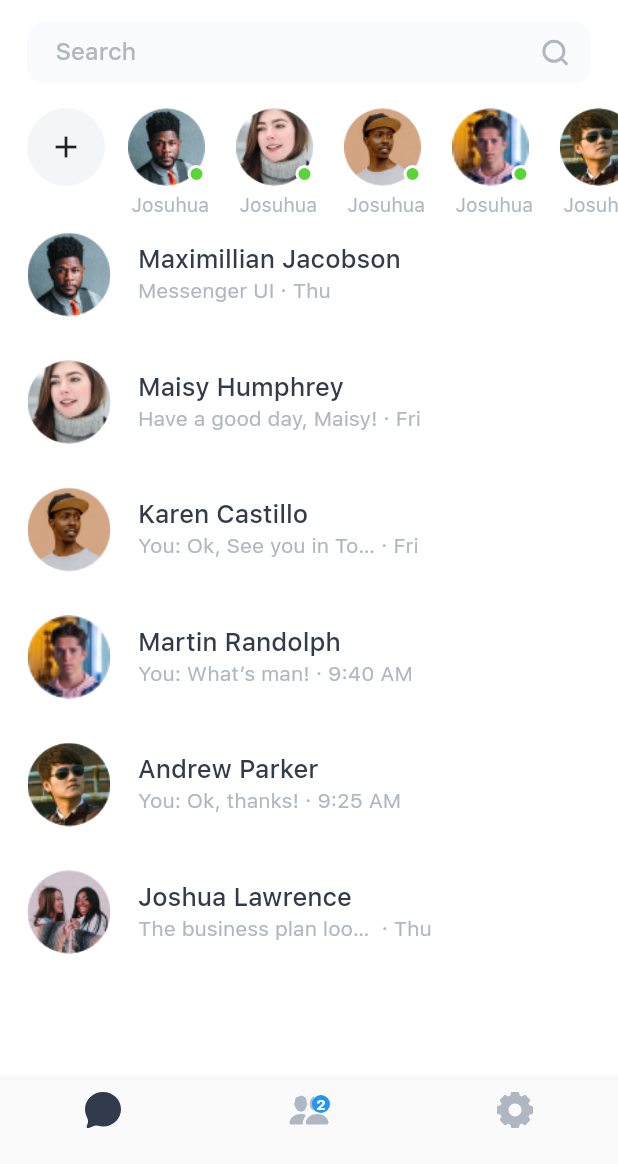
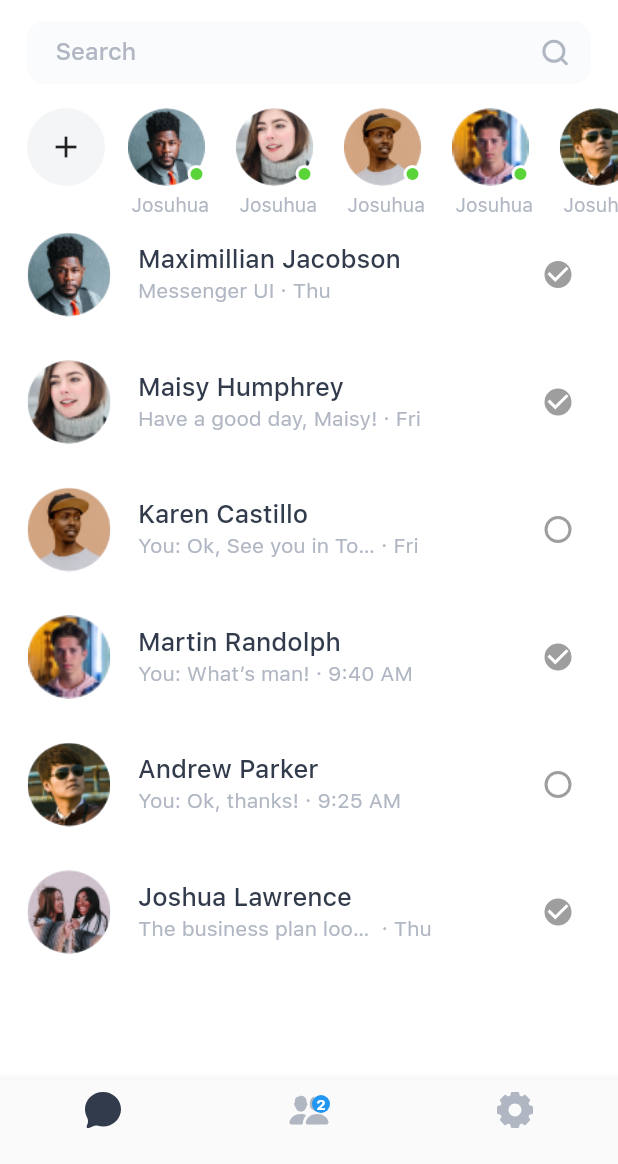
Before and after one commit to grey122/chat_mobile, a Flutter app: the screen it shows after launch, on a phone screen of 412 x 824 dp, the part 72-1236 px from its top. Run offline on Flutter 3.47's test engine with Material 2 defaults, Android fonts, the phone set to English and light mode, and no system bars; drawn by our look-alikes of flutter_slidable; our stand-ins replace flutter_svg, hive, hive_flutter; accounts and stored records are empty.

Commit message:
feat: list slide

```diff
--- a/lib/chats.dart
+++ b/lib/chats.dart
@@ -152,29 +152,98 @@ class _ChatsState extends State<Chats> {
                     return Slidable(
                       key: ValueKey(index),
                       // The start action pane is the one at the left or the top side.
-                      startActionPane: ActionPane(
+                      startActionPane: const ActionPane(
                         // A motion is a widget used to control how the pane animates.
-                        motion: const ScrollMotion(),
+                        motion: ScrollMotion(),
 
                         // A pane can dismiss the Slidable.
-                        dismissible: DismissiblePane(onDismissed: () {}),
+                        // dismissible: DismissiblePane(onDismissed: () {}),
 
                         // All actions are defined in the children parameter.
                         children: [
+                          Padding(
+                            padding: EdgeInsets.symmetric(horizontal: 20),
+                            child: CircleAvatar(
+                              radius: 20,
+                              backgroundColor: ColorsConst.iconConvocolor,
+                              child: Padding(
+                                padding: EdgeInsets.all(4.0),
+                                child: SvgIcon(
+                                  AssetsIcons.camera,
+                                  color: Colors.white,
+                                ),
+                              ),
+                            ),
+                          ),
+
+                          Padding(
+                            padding: EdgeInsets.only(right: 20),
+                            child: CircleAvatar(
+                              radius: 20,
+                              backgroundColor: ColorsConst.greyContainer,
+                              child: Padding(
+                                padding: EdgeInsets.all(4.0),
+                                child: SvgIcon(AssetsIcons.phone),
+                              ),
+                            ),
+                          ),
+                          Padding(
+                            padding: EdgeInsets.only(right: 1),
+                            child: CircleAvatar(
+                              radius: 20,
+                              backgroundColor: ColorsConst.greyContainer,
+                              child: Padding(
+                                padding: EdgeInsets.all(4.0),
+                                child: SvgIcon(AssetsIcons.video),
+                              ),
+                            ),
+                          ),
+
                           // A SlidableAction can have an icon and/or a label.
-                          SlidableAction(
-                            onPressed: (_) {},
-                            backgroundColor: const Color(0xFFFE4A49),
-                            foregroundColor: Colors.white,
-                            icon: Icons.delete,
-                            label: 'Delete',
+                        ],
+                      ),
+
+                      endActionPane: const ActionPane(
+                        motion: ScrollMotion(),
+                        children: [
+                          Padding(
+                            padding: EdgeInsets.symmetric(horizontal: 20),
+                            child: CircleAvatar(
+                              radius: 20,
+                              backgroundColor: ColorsConst.greyContainer,
+                              child: Padding(
+                                padding: EdgeInsets.all(4.0),
+                                child: SvgIcon(
+                                  AssetsIcons.home,
+                                  // color: ColorsConst.iconConvocolor,
+                                ),
+                              ),
+                            ),
                           ),
-                          SlidableAction(
-                            onPressed: (_) {},
-                            backgroundColor: const Color(0xFF21B7CA),
-                            foregroundColor: Colors.white,
-                            icon: Icons.share,
-                            label: 'Share',
+                          Padding(
+                            padding: EdgeInsets.only(right: 20),
+                            child: CircleAvatar(
+                              radius: 20,
+                              backgroundColor: ColorsConst.greyContainer,
+                              child: Padding(
+                                padding: EdgeInsets.all(4.0),
+                                child: SvgIcon(
+                                  AssetsIcons.bell,
+                                  // color: ColorsConst.iconConvocolor,
+                                ),
+                              ),
+                            ),
+                          ),
+                          CircleAvatar(
+                            radius: 20,
+                            backgroundColor: Colors.red,
+                            child: Padding(
+                                padding: EdgeInsets.all(4.0),
+                                child: SvgIcon(
+                                  AssetsIcons.recycle,
+                                )
+                                // color: ColorsConst.iconConvocolor,
+                                ),
                           ),
                         ],
                       ),
@@ -202,6 +271,14 @@ class _ChatsState extends State<Chats> {
                               ),
                             ),
                           ),
+                          trailing: Check(
+                              isChecked: userslist[index].isTime,
+                              onChanged: (_) {
+                                usersBox.put(
+                                    userslist[index].id,
+                                    userslist[index].copywith(
+                                        isTime: !userslist[index].isTime));
+                              }),
                           title: Text(
                             userslist[index].tittle,
                             style: const TextStyle(
@@ -301,22 +378,27 @@ class UserslistAvatar extends StatelessWidget {
 class Check extends StatelessWidget {
   const Check({
     Key? key,
+    required this.isChecked,
+    required this.onChanged,
   }) : super(key: key);
+
+  final bool isChecked;
+  final void Function(bool?) onChanged;
 
   @override
   Widget build(BuildContext context) {
-    var _makeAnanymous = true;
-    return ClipRRect(
-      borderRadius: BorderRadius.circular(20),
+    return Theme(
+      data: ThemeData(unselectedWidgetColor: Colors.grey),
       child: Checkbox(
         // side: BorderSide.,
         // shape: RoundedRectangleBorder(borderRadius: BorderRadius.circular(20)),
         shape: const CircleBorder(),
-        activeColor: ColorsConst.greyContainer,
-        value: _makeAnanymous,
-        onChanged: (bool? value) {
-          _makeAnanymous = value!;
-        },
+        activeColor: Colors.grey,
+        checkColor: Colors.white,
+        side: const BorderSide(color: Colors.grey, width: 2),
+        focusColor: Colors.white,
+        value: isChecked,
+        onChanged: onChanged,
       ),
     );
   }
--- a/lib/constants/assets_icons.dart
+++ b/lib/constants/assets_icons.dart
@@ -18,4 +18,7 @@ class AssetsIcons {
   static const String shapes = "assets/icons/shapes.svg";
   static const String picture = "assets/icons/picture.svg";
   static const String audio = "assets/icons/audio.svg";
+  static const String bell = "assets/icons/bell.svg";
+  static const String home = "assets/icons/home.svg";
+  static const String recycle = "assets/icons/recyle.svg";
 }
--- a/lib/conversations.dart
+++ b/lib/conversations.dart
@@ -90,12 +90,12 @@ class _ConversationsState extends State<Conversations> {
     super.initState();
   }
 
+  final messageController = TextEditingController();
   @override
   Widget build(BuildContext context) {
     FocusNode focusNode = FocusNode(); // put this up later
 
     // var repliedMessage = "";
-    final messageController = TextEditingController();
 
     return WillPopScope(
       onWillPop: () {
--- a/pubspec.yaml
+++ b/pubspec.yaml
@@ -32,6 +32,8 @@ dependencies:
   flutter_svg: ^0.23.0+1
   hive: ^2.1.0
   hive_flutter: ^1.1.0
+
+# as you can see not so many packages was used, i used set state as a primary statemangement
 
 
   # The following adds the Cupertino Icons font to your application.
```
Also changed, not shown: assets/icons/bell.svg (added), assets/icons/home.svg (added), assets/icons/recyle.svg (added), 2 other files.
